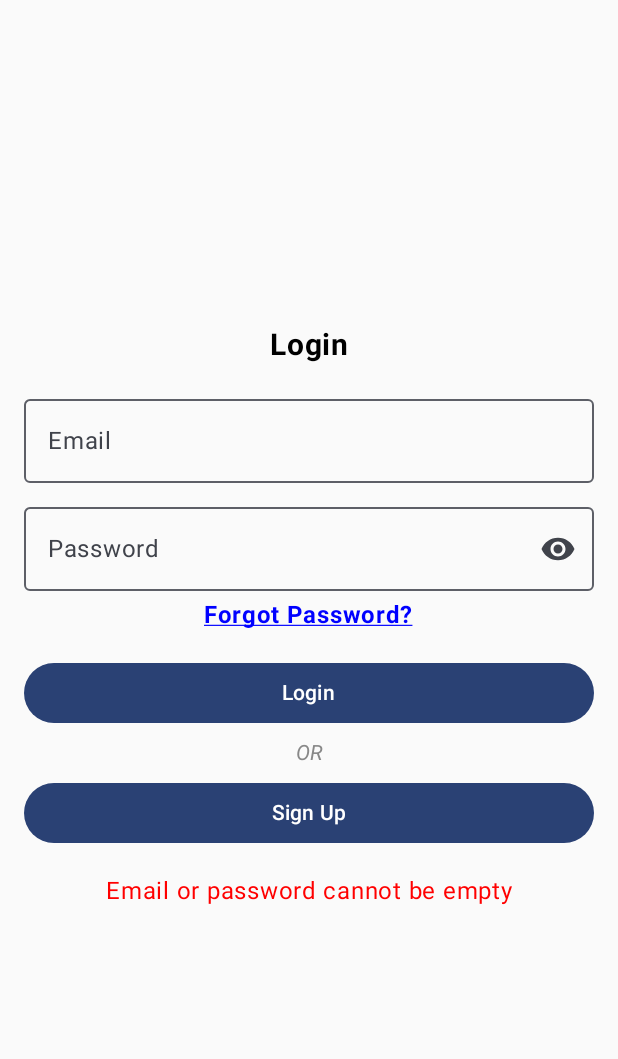
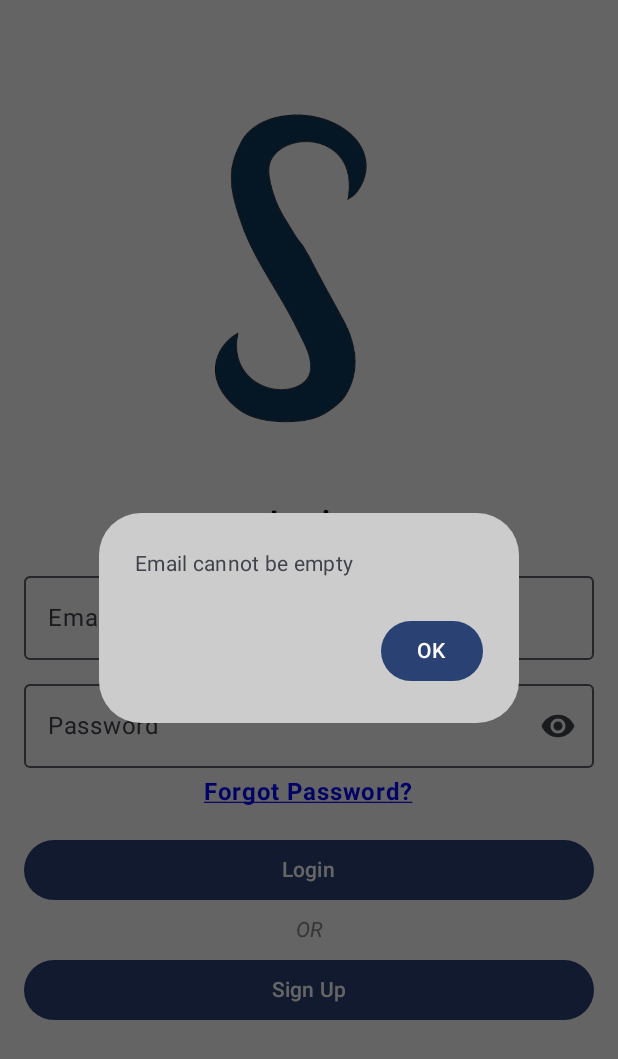
Before and after one commit to knightafter/Slore--A-Password-and-Notes-Manager-App., an Android app built with Jetpack Compose: the screen it shows after launch (MainActivity), after a tap on "Login", on a phone screen of 412 x 824 dp. Shown: the top 1059 px of the screen. Run offline under Robolectric (Android 15) with nearby library versions, the phone set to English and light mode, and no system bars; our stand-ins replace Firebase (no records; nobody signed in at launch, a user with empty details on screens opened directly).

Commit message:
styling on login screen

```diff
--- a/app/src/main/java/com/example/slore/SignInProcess/LoginScreen.kt
+++ b/app/src/main/java/com/example/slore/SignInProcess/LoginScreen.kt
@@ -1,19 +1,18 @@
 package com.example.slore.SignInProcess
 
+import androidx.compose.foundation.Image
 import androidx.compose.foundation.clickable
 import androidx.compose.foundation.layout.*
 import androidx.compose.material.icons.Icons
 import androidx.compose.material.icons.filled.Visibility
 import androidx.compose.material.icons.filled.VisibilityOff
-import androidx.compose.material3.Button
-import androidx.compose.material3.Icon
-import androidx.compose.material3.IconButton
-import androidx.compose.material3.OutlinedTextField
-import androidx.compose.material3.Text
+import androidx.compose.material3.*
 import androidx.compose.runtime.*
 import androidx.compose.ui.Alignment
 import androidx.compose.ui.Modifier
 import androidx.compose.ui.graphics.Color
+import androidx.compose.ui.graphics.Color.Companion.LightGray
+import androidx.compose.ui.res.painterResource
 import androidx.compose.ui.text.TextStyle
 import androidx.compose.ui.text.font.FontStyle
 import androidx.compose.ui.text.font.FontWeight
@@ -24,20 +23,35 @@ import androidx.compose.ui.unit.dp
 import androidx.compose.ui.unit.sp
 import androidx.navigation.NavController
 import com.google.firebase.auth.FirebaseAuth
+import com.example.slore.R // Import your R file
 
 @Composable
 fun LoginScreen(navController: NavController) {
     var email by remember { mutableStateOf("") }
     var password by remember { mutableStateOf("") }
-    var errorMessage by remember { mutableStateOf<String?>(null) }
+    var showDialog by remember { mutableStateOf(false) }
+    var dialogMessage by remember { mutableStateOf("") }
     val auth = FirebaseAuth.getInstance()
     var passwordVisible by remember { mutableStateOf(false) }
 
     Column(
         modifier = Modifier
             .fillMaxSize()
-            .padding(16.dp),
-        verticalArrangement = Arrangement.Center,
+            .padding(16.dp)
+    ) {
+        Image(
+            painter = painterResource(id = R.drawable.slore_logo), // Replace with your actual logo resource
+            contentDescription = "App Logo",
+            modifier = Modifier
+                .align(Alignment.CenterHorizontally)
+                .height(400.dp) // Increase the height to make the image larger
+                .width(400.dp)
+                .offset(y = (-70).dp)
+        )
+
+        // Login Form
+        Column(
+            modifier = Modifier.offset(y = (-80).dp),
             horizontalAlignment = Alignment.CenterHorizontally
         ) {
             Text(
@@ -51,7 +65,8 @@ fun LoginScreen(navController: NavController) {
                 value = email,
                 onValueChange = { email = it },
                 label = { Text("Email") },
-            modifier = Modifier.fillMaxWidth()
+                modifier = Modifier.fillMaxWidth(),
+                isError = false
             )
 
             Spacer(modifier = Modifier.height(8.dp))
@@ -69,7 +84,8 @@ fun LoginScreen(navController: NavController) {
                             contentDescription = if (passwordVisible) "Hide password" else "Show password"
                         )
                     }
-            }
+                },
+                isError = false
             )
 
             Spacer(modifier = Modifier.height(4.dp))
@@ -88,7 +104,20 @@ fun LoginScreen(navController: NavController) {
 
             Button(
                 onClick = {
-                if (email.isNotEmpty() && password.isNotEmpty()) {
+                    when {
+                        email.isEmpty() -> {
+                            dialogMessage = "Email cannot be empty"
+                            showDialog = true
+                        }
+                        !android.util.Patterns.EMAIL_ADDRESS.matcher(email).matches() -> {
+                            dialogMessage = "Invalid email format"
+                            showDialog = true
+                        }
+                        password.isEmpty() -> {
+                            dialogMessage = "Password cannot be empty"
+                            showDialog = true
+                        }
+                        else -> {
                             auth.signInWithEmailAndPassword(email, password)
                                 .addOnCompleteListener { task ->
                                     if (task.isSuccessful) {
@@ -97,16 +126,17 @@ fun LoginScreen(navController: NavController) {
                                             if (user.isEmailVerified) {
                                                 navController.navigate("main") // Navigate to the main content screen
                                             } else {
-                                        errorMessage = "Please verify your email first"
+                                                dialogMessage = "Please verify your email first"
+                                                showDialog = true
                                                 auth.signOut()
                                             }
                                         }
                                     } else {
-                                errorMessage = task.exception?.message
+                                        dialogMessage = task.exception?.message ?: "Login failed"
+                                        showDialog = true
                                     }
                                 }
-                } else {
-                    errorMessage = "Email or password cannot be empty"
+                        }
                     }
                 },
                 modifier = Modifier.fillMaxWidth()
@@ -126,10 +156,20 @@ fun LoginScreen(navController: NavController) {
             ) {
                 Text("Sign Up")
             }
+        }
 
-        errorMessage?.let {
-            Spacer(modifier = Modifier.height(16.dp))
-            Text(text = it, color = Color.Red)
+        if (showDialog) {
+            AlertDialog(
+                onDismissRequest = { showDialog = false },
+                confirmButton = {
+                    Button(onClick = { showDialog = false }) {
+                        Text("OK")
+                    }
+                },
+                text = { Text(dialogMessage) },
+                modifier = Modifier.padding(16.dp),
+                containerColor = LightGray // Set the background color here
+            )
         }
     }
 }
```
Also changed, not shown: app/src/main/res/drawable/artboard_5.png (added), app/src/main/res/drawable/slore_logo.png (added). Lines whose indentation alone changed are shown as unchanged.
